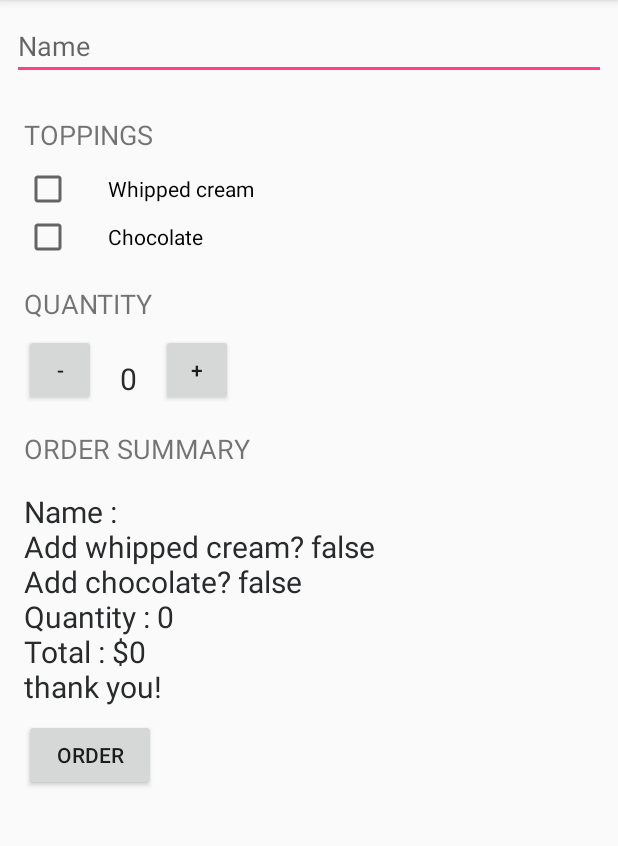
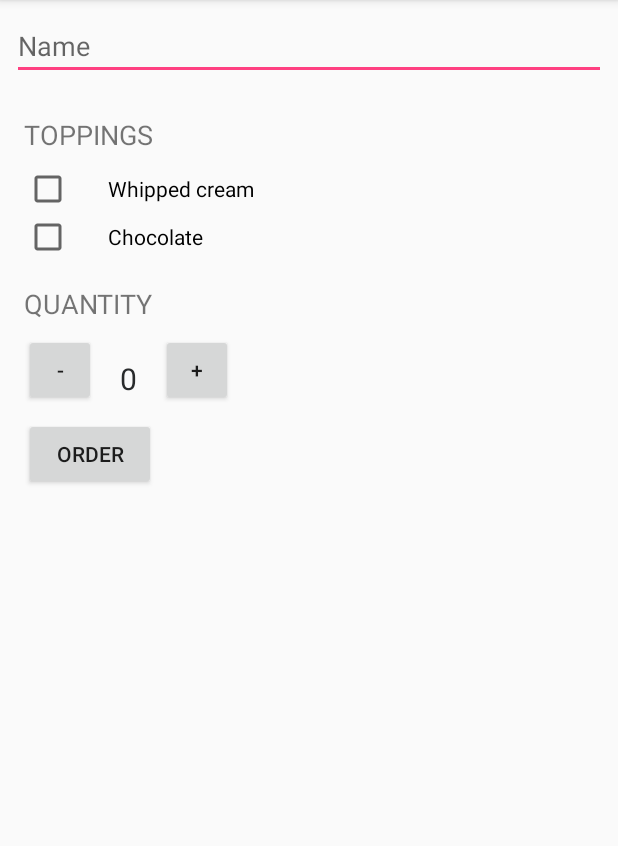
Before and after one commit to jieunKimm/cofeeOrderApp, an Android app: the screen it shows after launch (MainActivity), after a tap on "ORDER", on a phone screen of 412 x 824 dp, the part 84-930 px from its top. Run offline under Robolectric (Android 15) with nearby library versions, the phone set to English and light mode, and no system bars.

Commit message:
add more details

```diff
--- a/app/src/main/java/com/example/android/justjava/MainActivity.java
+++ b/app/src/main/java/com/example/android/justjava/MainActivity.java
@@ -1,5 +1,7 @@
 package com.example.android.justjava;
 
+import android.content.Intent;
+import android.net.Uri;
 import android.os.Bundle;
 import android.support.v7.app.ActionBarActivity;
 import android.util.Log;
@@ -33,7 +35,14 @@ public class MainActivity extends ActionBarActivity {
         boolean haschoco = chocolate.isChecked();
         boolean haswhipped = whippedCream.isChecked();
         String priceMessage = createOrderSummary(haswhipped, haschoco, username);
-        displayMessage(priceMessage);
+
+        Intent intent = new Intent(Intent.ACTION_SENDTO);
+        intent.setData(Uri.parse("mailto:")); // only email apps should handle this
+        intent.putExtra(Intent.EXTRA_SUBJECT, "Just java order for" + name);
+        intent.putExtra(Intent.EXTRA_TEXT,priceMessage );
+        if (intent.resolveActivity(getPackageManager()) != null) {
+            startActivity(intent);
+        }
     }
     /**
      * This method is called when the plus button is clicked.
@@ -44,7 +53,11 @@ public class MainActivity extends ActionBarActivity {
     }
 
     public void decrement(View view) {
-        quantity=quantity - 1;
+        if(quantity > 0){
+        quantity=quantity - 1;}
+        else{
+            quantity = 0;
+        }
         displayQuantity(quantity);
     }
 
@@ -72,20 +85,11 @@ public class MainActivity extends ActionBarActivity {
     private int calculatePrice(boolean whipped, boolean choco){
         int price = quantity*5;
         if (choco) {
-            price = price+quantity;
-        } else {
+            price = price+quantity *2;
         }
         if (whipped) {
             price = price+quantity;
-        } else {
         }
         return price;
     }
-    /**
-     * This method displays the given text on the screen.
-     */
-    private void displayMessage(String message) {
-        TextView orderSummaryTextView = (TextView) findViewById(R.id.order_summary_text_view);
-        orderSummaryTextView.setText(message);
-    }
 }
--- a/app/src/main/res/layout/activity_main.xml
+++ b/app/src/main/res/layout/activity_main.xml
@@ -94,25 +94,6 @@
         </LinearLayout>
 
 
-        <TextView
-
-            android:layout_width="wrap_content"
-            android:layout_height="wrap_content"
-            android:layout_marginBottom="8dp"
-            android:layout_marginLeft="16dp"
-            android:layout_marginTop="16dp"
-            android:text="ORDER SUMMARY"
-            android:textSize="18sp" />
-
-        <TextView
-            android:id="@+id/order_summary_text_view"
-            android:layout_width="wrap_content"
-            android:layout_height="wrap_content"
-            android:layout_marginLeft="16dp"
-            android:layout_marginTop="8dp"
-            android:textColor="#282a2b"
-            android:textSize="20sp" />
-
         <Button
             android:layout_width="wrap_content"
             android:layout_height="wrap_content"
```
